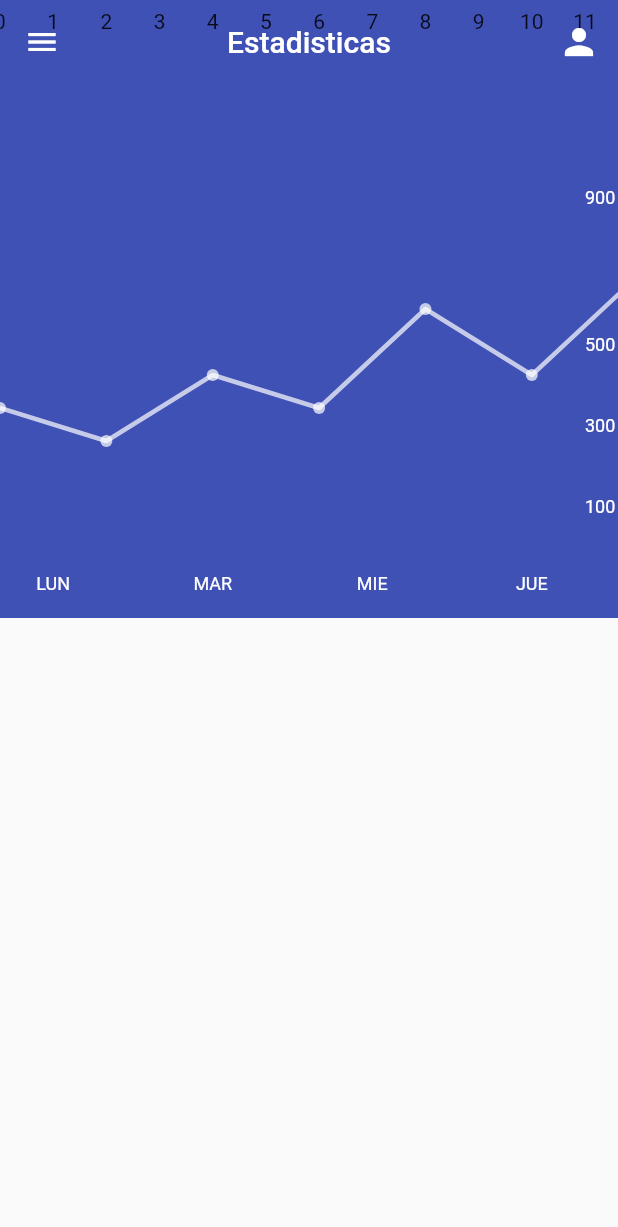
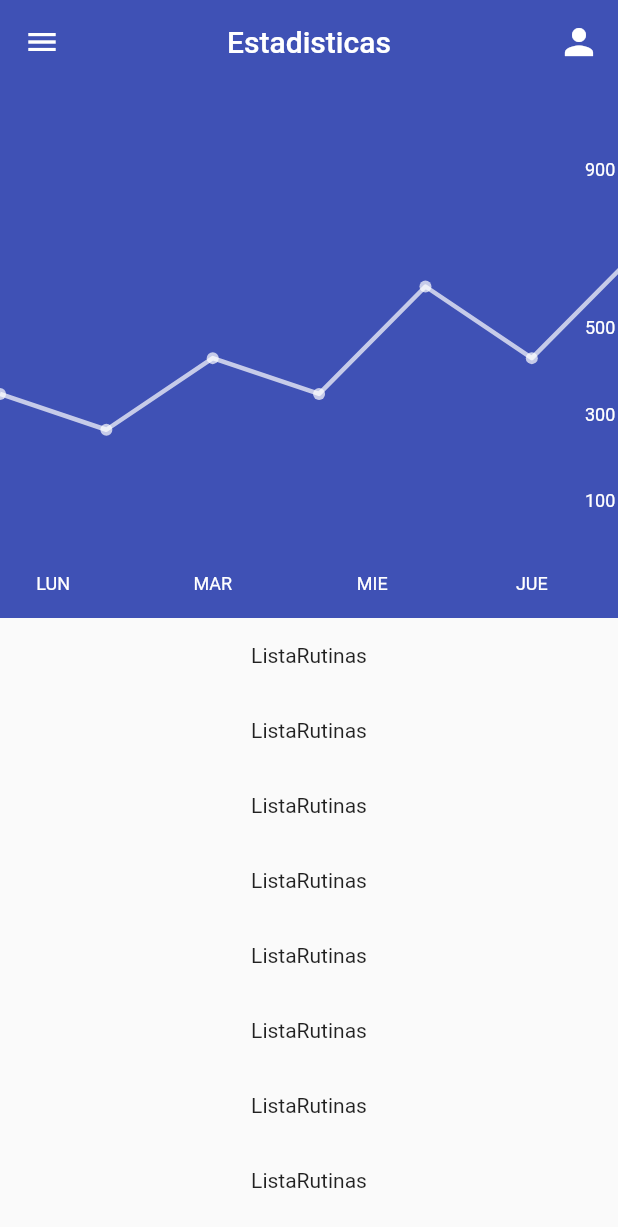
Before and after one commit to Chsebas98/fitness_app, a Flutter app: the screen it shows after launch, on a phone screen of 412 x 824 dp. Shown: the top 1227 px of the screen. Run offline on Flutter 3.47's test engine with Material 2 defaults, Android fonts, the phone set to English and light mode, and no system bars; drawn by our look-alikes of fl_chart.

Commit message:
Top titles and listaRutinas

```diff
--- a/lib/data/line_titles.dart
+++ b/lib/data/line_titles.dart
@@ -39,6 +39,7 @@ class LineTitles {
           ),
         ),
         leftTitles: AxisTitles(sideTitles: SideTitles(showTitles: false)),
+        topTitles: AxisTitles(sideTitles: SideTitles(showTitles: false)),
         rightTitles: AxisTitles(
             drawBehindEverything: true,
             sideTitles: SideTitles(
--- a/lib/screens/home_page.dart
+++ b/lib/screens/home_page.dart
@@ -1,6 +1,6 @@
 import 'package:flutter/material.dart';
 
-import '../widgets/line_chart_widget.dart';
+import '../widgets/widgets.dart';
 
 class HomeScreen extends StatelessWidget {
   const HomeScreen({Key? key}) : super(key: key);
@@ -10,7 +10,19 @@ class HomeScreen extends StatelessWidget {
     return Scaffold(
       body: CustomScrollView(
         physics: const BouncingScrollPhysics(),
-        slivers: [buildAppBar(context)],
+        slivers: <Widget>[
+          buildAppBar(context),
+          SliverFixedExtentList(
+            itemExtent: 50.0,
+            delegate: SliverChildBuilderDelegate(
+              (BuildContext context, int index) {
+                return Container(
+                    alignment: Alignment.center, child: ListaRutinas());
+              },
+              childCount: 10,
+            ),
+          )
+        ],
       ),
     );
   }
--- /dev/null
+++ b/lib/widgets/lista_rutinas.dart
@@ -0,0 +1,10 @@
+import 'package:flutter/material.dart';
+
+class ListaRutinas extends StatelessWidget {
+  const ListaRutinas({Key? key}) : super(key: key);
+
+  @override
+  Widget build(BuildContext context) {
+    return Text('ListaRutinas');
+  }
+}
--- /dev/null
+++ b/lib/widgets/widgets.dart
@@ -0,0 +1,2 @@
+export 'package:fitness_app/widgets/line_chart_widget.dart';
+export 'package:fitness_app/widgets/lista_rutinas.dart';
```
Also changed, not shown: 6 other files.
